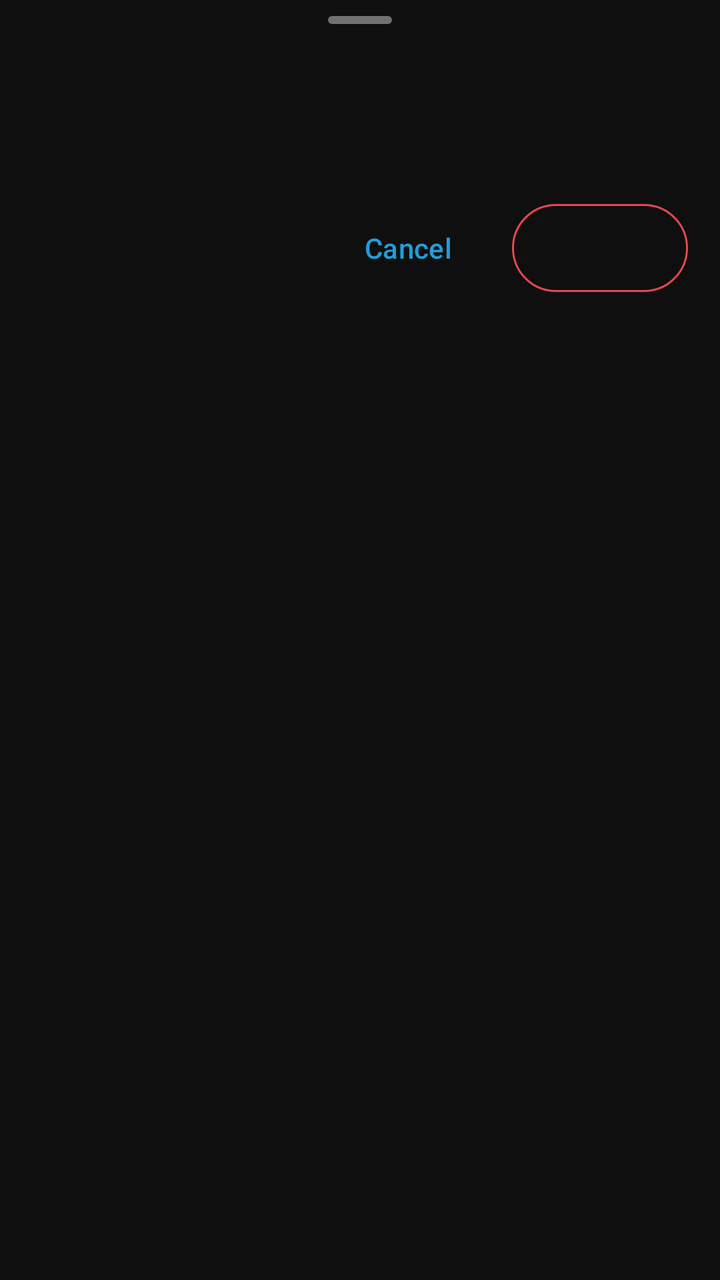
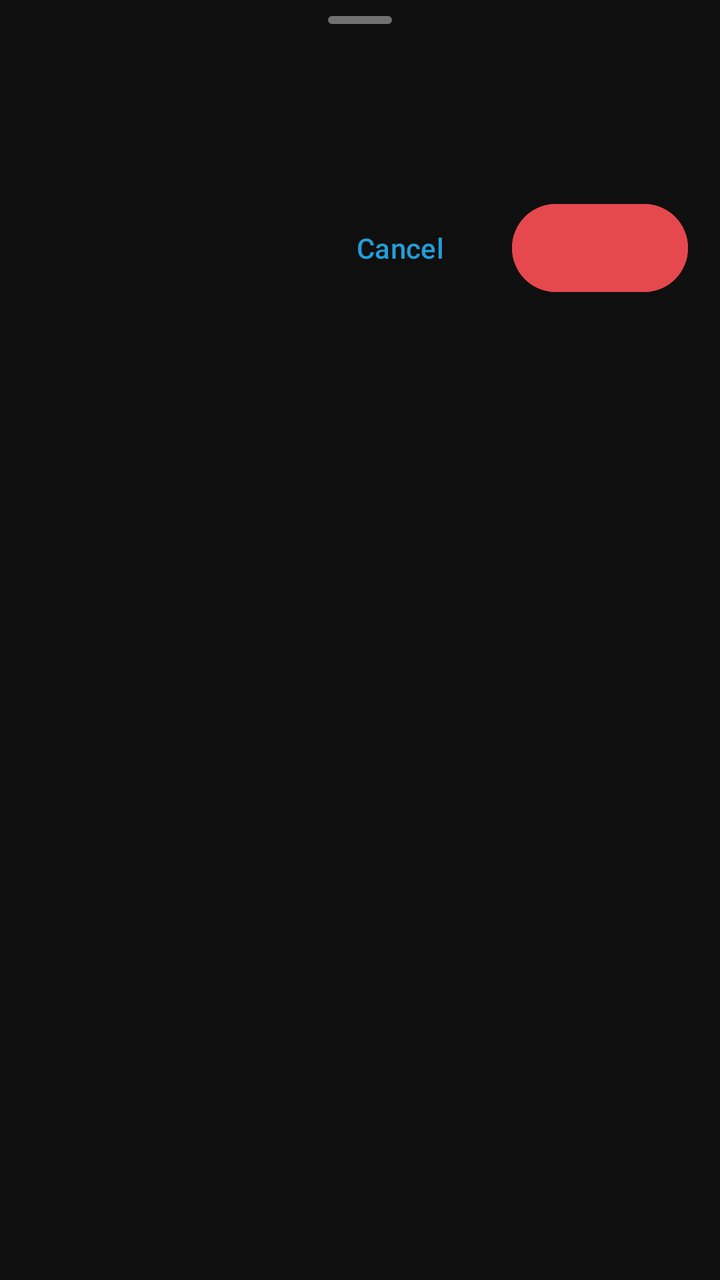

An Android layout rendered at two revisions. The XML below is the earlier revision; the diff shows what the commit changed to produce the second picture.
<!-- AndroidManifest.xml: application theme Theme.NobiStream -->
<!-- res/layout/layout_bottom_sheet_confirm.xml -->
<?xml version="1.0" encoding="utf-8"?>
<LinearLayout xmlns:android="http://schemas.android.com/apk/res/android"
    android:layout_width="match_parent"
    android:layout_height="wrap_content"
    android:orientation="vertical"
    android:paddingBottom="@dimen/spacing_24">

    <View
        android:layout_width="@dimen/bottom_sheet_handle_width"
        android:layout_height="@dimen/bottom_sheet_handle_height"
        android:layout_gravity="center_horizontal"
        android:layout_marginTop="@dimen/spacing_8"
        android:background="@drawable/bg_handle" />

    <TextView
        android:id="@+id/confirmTitle"
        style="@style/Text.NobiStream.Title"
        android:layout_width="match_parent"
        android:layout_height="wrap_content"
        android:paddingStart="@dimen/spacing_16"
        android:paddingTop="@dimen/spacing_16"
        android:paddingEnd="@dimen/spacing_16" />

    <TextView
        android:id="@+id/confirmBody"
        style="@style/Text.NobiStream.BodySecondary"
        android:layout_width="match_parent"
        android:layout_height="wrap_content"
        android:paddingStart="@dimen/spacing_16"
        android:paddingTop="@dimen/spacing_8"
        android:paddingEnd="@dimen/spacing_16" />

    <LinearLayout
        android:layout_width="match_parent"
        android:layout_height="wrap_content"
        android:layout_marginTop="@dimen/spacing_16"
        android:gravity="end"
        android:orientation="horizontal"
        android:paddingStart="@dimen/spacing_16"
        android:paddingEnd="@dimen/spacing_16">

        <com.google.android.material.button.MaterialButton
            android:id="@+id/confirmCancelButton"
            style="@style/Widget.NobiStream.Button.Text"
            android:layout_width="wrap_content"
            android:layout_height="wrap_content"
            android:text="@string/home_cancel" />

        <com.google.android.material.button.MaterialButton
            android:id="@+id/confirmButton"
            style="@style/Widget.NobiStream.Button.Danger"
            android:layout_width="wrap_content"
            android:layout_height="wrap_content"
            android:layout_marginStart="@dimen/spacing_8" />
    </LinearLayout>
</LinearLayout>
<!-- resources referenced by this layout -->
<resources>
  <dimen name="bottom_sheet_handle_height">4dp</dimen>
  <dimen name="bottom_sheet_handle_width">32dp</dimen>
  <dimen name="spacing_16">16dp</dimen>
  <dimen name="spacing_24">24dp</dimen>
  <dimen name="spacing_8">8dp</dimen>
  <!-- drawable bg_handle (drawable) -->
  <?xml version="1.0" encoding="utf-8"?>
  <shape xmlns:android="http://schemas.android.com/apk/res/android"
      android:shape="rectangle">
      <solid android:color="@color/outline" />
      <corners android:radius="@dimen/corner_full" />
  </shape>
  <string name="home_cancel">Cancel</string>
  <style name="Text.NobiStream.BodySecondary" parent="TextAppearance.Material3.BodyMedium">
          <item name="android:textSize">@dimen/text_body</item>
          <item name="android:textColor">@color/text_secondary</item>
      </style>
  <style name="Text.NobiStream.Title" parent="TextAppearance.Material3.TitleLarge">
          <item name="android:textSize">@dimen/text_title</item>
          <item name="android:textColor">@color/text_primary</item>
      </style>
  <style name="Widget.NobiStream.Button.Danger" parent="Widget.Material3.Button.OutlinedButton">
          <item name="android:minHeight">@dimen/button_height</item>
          <item name="cornerRadius">@dimen/corner_full</item>
          <item name="strokeColor">@color/error</item>
          <item name="android:textColor">@color/error</item>
      </style>
  <style name="Widget.NobiStream.Button.Text" parent="Widget.Material3.Button.TextButton">
          <item name="android:minHeight">@dimen/button_height_small</item>
          <item name="android:textColor">@color/primary</item>
      </style>
  <color name="outline">#717171</color>
  <dimen name="corner_full">999dp</dimen>
  <dimen name="text_body">14sp</dimen>
  <color name="text_secondary">#AAAAAA</color>
  <dimen name="text_title">20sp</dimen>
  <color name="text_primary">#F1F1F1</color>
  <dimen name="button_height">52dp</dimen>
  <color name="error">#E5484D</color>
  <dimen name="button_height_small">48dp</dimen>
  <color name="primary">#229ED9</color>
  <color name="primary_dark">#1B7FB8</color>
  <color name="background">#0F0F0F</color>
  <color name="surface">#212121</color>
  <color name="surface_variant">#272727</color>
  <color name="on_surface_variant">#C7C7C7</color>
  <color name="on_error">#FFFFFF</color>
  <style name="Theme.NobiStream.BottomSheetDialog" parent="ThemeOverlay.Material3.BottomSheetDialog">
          <item name="bottomSheetStyle">@style/Widget.NobiStream.BottomSheet</item>
      </style>
  <style name="Theme.NobiStream.ActivityTransitions" parent="@android:style/Animation.Activity">
          <item name="android:activityOpenEnterAnimation">@anim/slide_in_right</item>
          <item name="android:activityOpenExitAnimation">@anim/slide_out_left</item>
          <item name="android:activityCloseEnterAnimation">@anim/slide_in_left</item>
          <item name="android:activityCloseExitAnimation">@anim/slide_out_right</item>
      </style>
  <style name="Shape.NobiStream.Dialog" parent="ShapeAppearance.Material3.MediumComponent">
          <item name="cornerFamily">rounded</item>
          <item name="cornerSize">@dimen/corner_dialog</item>
      </style>
  <style name="Widget.NobiStream.BottomSheet" parent="Widget.Material3.BottomSheet">
          <item name="backgroundTint">@color/surface</item>
          <item name="shapeAppearance">@style/Shape.NobiStream.BottomSheet</item>
      </style>
  <dimen name="corner_dialog">28dp</dimen>
  <style name="Shape.NobiStream.BottomSheet" parent="ShapeAppearance.Material3.LargeComponent">
          <item name="cornerFamily">rounded</item>
          <item name="cornerSizeTopLeft">@dimen/corner_sheet</item>
          <item name="cornerSizeTopRight">@dimen/corner_sheet</item>
          <item name="cornerSizeBottomLeft">0dp</item>
          <item name="cornerSizeBottomRight">0dp</item>
      </style>
  <dimen name="corner_sheet">28dp</dimen>
  <!-- unchanged entries left out for length: 2 -->
</resources>

<!-- the commit's change to res/layout/layout_bottom_sheet_confirm.xml (unified diff, before → after) -->
@@ -48,9 +48,9 @@
 
         <com.google.android.material.button.MaterialButton
             android:id="@+id/confirmButton"
-            style="@style/Widget.NobiStream.Button.Danger"
+            style="@style/Widget.NobiStream.Button.DangerFilled"
             android:layout_width="wrap_content"
             android:layout_height="wrap_content"
-            android:layout_marginStart="@dimen/spacing_8" />
+            android:layout_marginStart="@dimen/spacing_12" />
     </LinearLayout>
 </LinearLayout>
<!-- resource entries referenced after the edit -->
@@ -2,6 +2,7 @@
 <resources>
   <dimen name="bottom_sheet_handle_height">4dp</dimen>
   <dimen name="bottom_sheet_handle_width">32dp</dimen>
+  <dimen name="spacing_12">12dp</dimen>
   <dimen name="spacing_16">16dp</dimen>
   <dimen name="spacing_24">24dp</dimen>
   <dimen name="spacing_8">8dp</dimen>
@@ -21,11 +22,11 @@
           <item name="android:textSize">@dimen/text_title</item>
           <item name="android:textColor">@color/text_primary</item>
       </style>
-  <style name="Widget.NobiStream.Button.Danger" parent="Widget.Material3.Button.OutlinedButton">
+  <style name="Widget.NobiStream.Button.DangerFilled" parent="Widget.Material3.Button">
           <item name="android:minHeight">@dimen/button_height</item>
+          <item name="android:backgroundTint">@color/error</item>
+          <item name="android:textColor">@color/on_error</item>
           <item name="cornerRadius">@dimen/corner_full</item>
-          <item name="strokeColor">@color/error</item>
-          <item name="android:textColor">@color/error</item>
       </style>
   <style name="Widget.NobiStream.Button.Text" parent="Widget.Material3.Button.TextButton">
           <item name="android:minHeight">@dimen/button_height_small</item>
